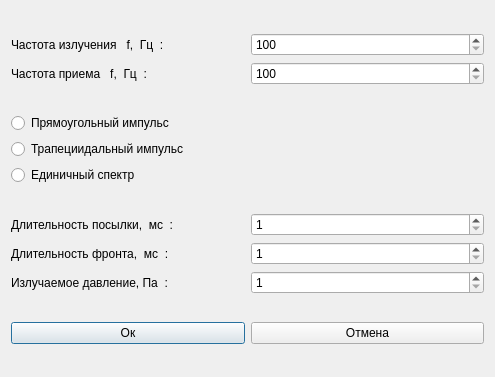
Above: operatingSystemParameters.ui from PointlessAlbatross/CAD-A_Qt before the change. Below: the same form after it.
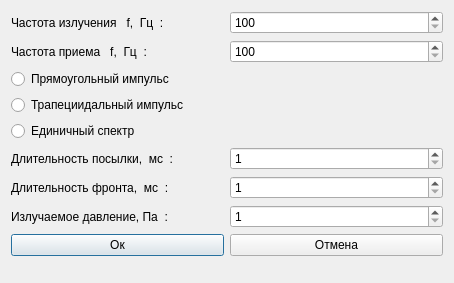
That is the form after the change.

```diff
--- a/operatingSystemParameters.ui
+++ b/operatingSystemParameters.ui
@@ -6,14 +6,32 @@
    <rect>
     <x>0</x>
     <y>0</y>
-    <width>495</width>
-    <height>377</height>
+    <width>454</width>
+    <height>283</height>
    </rect>
   </property>
   <property name="windowTitle">
    <string>Рабочие параметры системы</string>
   </property>
   <layout class="QGridLayout" name="gridLayout">
+   <item row="4" column="0">
+    <layout class="QGridLayout" name="gridLayout_3">
+     <item row="0" column="0">
+      <widget class="QPushButton" name="pushButton">
+       <property name="text">
+        <string>Ок</string>
+       </property>
+      </widget>
+     </item>
+     <item row="0" column="1">
+      <widget class="QPushButton" name="pushButton_2">
+       <property name="text">
+        <string>Отмена</string>
+       </property>
+      </widget>
+     </item>
+    </layout>
+   </item>
    <item row="0" column="0">
     <layout class="QGridLayout" name="gridLayout_2">
      <item row="0" column="0">
@@ -144,23 +162,18 @@
      </item>
     </layout>
    </item>
-   <item row="3" column="0">
-    <layout class="QGridLayout" name="gridLayout_3">
-     <item row="0" column="0">
-      <widget class="QPushButton" name="pushButton">
-       <property name="text">
-        <string>Ок</string>
-       </property>
-      </widget>
-     </item>
-     <item row="0" column="1">
-      <widget class="QPushButton" name="pushButton_2">
-       <property name="text">
-        <string>Отмена</string>
-       </property>
-      </widget>
-     </item>
-    </layout>
+   <item row="5" column="0">
+    <spacer name="verticalSpacer_2">
+     <property name="orientation">
+      <enum>Qt::Vertical</enum>
+     </property>
+     <property name="sizeHint" stdset="0">
+      <size>
+       <width>20</width>
+       <height>40</height>
+      </size>
+     </property>
+    </spacer>
    </item>
   </layout>
  </widget>
```
